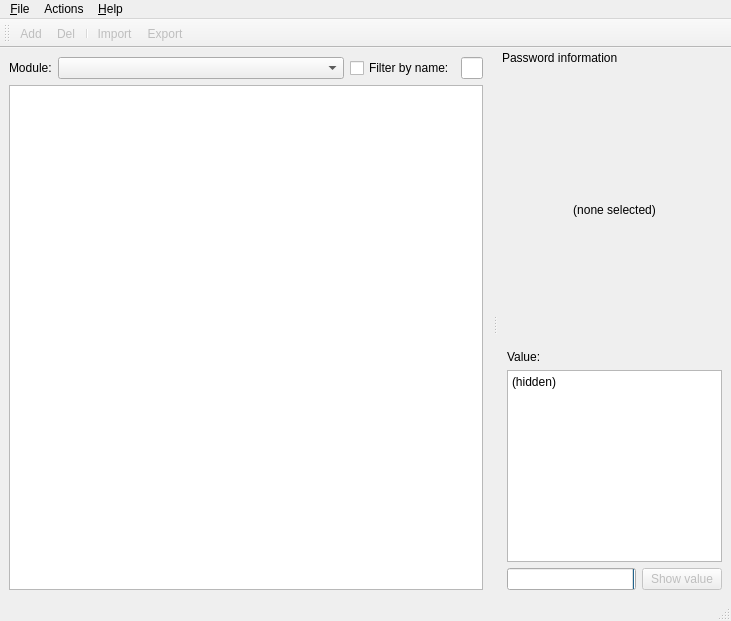
Before: the Qt Designer form util/qt/mainwindow.ui in mupuf/PPassKeeper, drawn with Qt 5.
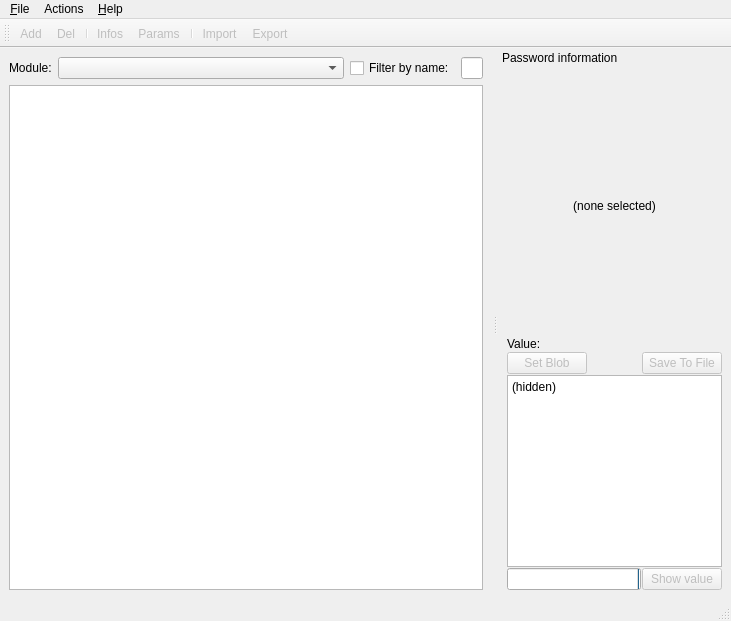
After: the same form once the commit is applied.

Commit message: Util Qt : Now really supports blobs

The edit to the form file:
```diff
--- a/util/qt/mainwindow.ui
+++ b/util/qt/mainwindow.ui
@@ -74,7 +74,8 @@
     <property name="title">
      <string>&amp;Help</string>
     </property>
-    <addaction name="action"/>
+    <addaction name="action_about"/>
+    <addaction name="actionAbout_Qt"/>
    </widget>
    <widget class="QMenu" name="menuActions">
     <property name="title">
@@ -102,6 +103,9 @@
    <addaction name="action_Add"/>
    <addaction name="action_Del"/>
    <addaction name="separator"/>
+   <addaction name="actionInfos"/>
+   <addaction name="actionParams"/>
+   <addaction name="separator"/>
    <addaction name="action_Import"/>
    <addaction name="action_Export"/>
   </widget>
@@ -122,6 +126,9 @@
     <layout class="QVBoxLayout" name="verticalLayout_3">
      <item>
       <layout class="QVBoxLayout" name="verticalLayout_2">
+       <property name="spacing">
+        <number>1</number>
+       </property>
        <item>
         <spacer name="verticalSpacer">
          <property name="orientation">
@@ -130,7 +137,7 @@
          <property name="sizeHint" stdset="0">
           <size>
            <width>174</width>
-           <height>58</height>
+           <height>91</height>
           </size>
          </property>
         </spacer>
@@ -153,7 +160,7 @@
          <property name="sizeHint" stdset="0">
           <size>
            <width>20</width>
-           <height>40</height>
+           <height>90</height>
           </size>
          </property>
         </spacer>
@@ -168,6 +175,46 @@
          </property>
         </widget>
        </item>
+       <item>
+        <layout class="QHBoxLayout" name="horizontalLayout_4">
+         <property name="spacing">
+          <number>0</number>
+         </property>
+         <item>
+          <widget class="QPushButton" name="setBlobButton">
+           <property name="enabled">
+            <bool>false</bool>
+           </property>
+           <property name="text">
+            <string>Set Blob</string>
+           </property>
+          </widget>
+         </item>
+         <item>
+          <spacer name="horizontalSpacer">
+           <property name="orientation">
+            <enum>Qt::Horizontal</enum>
+           </property>
+           <property name="sizeHint" stdset="0">
+            <size>
+             <width>0</width>
+             <height>20</height>
+            </size>
+           </property>
+          </spacer>
+         </item>
+         <item>
+          <widget class="QPushButton" name="saveValueButton">
+           <property name="enabled">
+            <bool>false</bool>
+           </property>
+           <property name="text">
+            <string>Save To File</string>
+           </property>
+          </widget>
+         </item>
+        </layout>
+       </item>
        <item>
         <widget class="QPlainTextEdit" name="passwordEdit">
          <property name="locale">
@@ -178,8 +225,6 @@
          </property>
         </widget>
        </item>
-      </layout>
-     </item>
      <item>
       <layout class="QHBoxLayout" name="horizontalLayout_3">
        <item>
@@ -220,6 +265,8 @@
       </layout>
      </item>
     </layout>
+     </item>
+    </layout>
    </widget>
   </widget>
   <action name="action_Quit">
@@ -255,7 +302,7 @@
     <string>Set a master password</string>
    </property>
   </action>
-  <action name="action">
+  <action name="action_about">
    <property name="text">
     <string>?</string>
    </property>
@@ -265,6 +312,22 @@
     <string>About Qt</string>
    </property>
   </action>
+  <action name="actionParams">
+   <property name="text">
+    <string>Params</string>
+   </property>
+   <property name="toolTip">
+    <string>Edit the parameters of the module</string>
+   </property>
+  </action>
+  <action name="actionInfos">
+   <property name="text">
+    <string>Infos</string>
+   </property>
+   <property name="toolTip">
+    <string>Information about the module</string>
+   </property>
+  </action>
  </widget>
  <resources/>
  <connections/>
```
Lines whose indentation alone changed are shown as unchanged. The commit also changes 7 other files.
